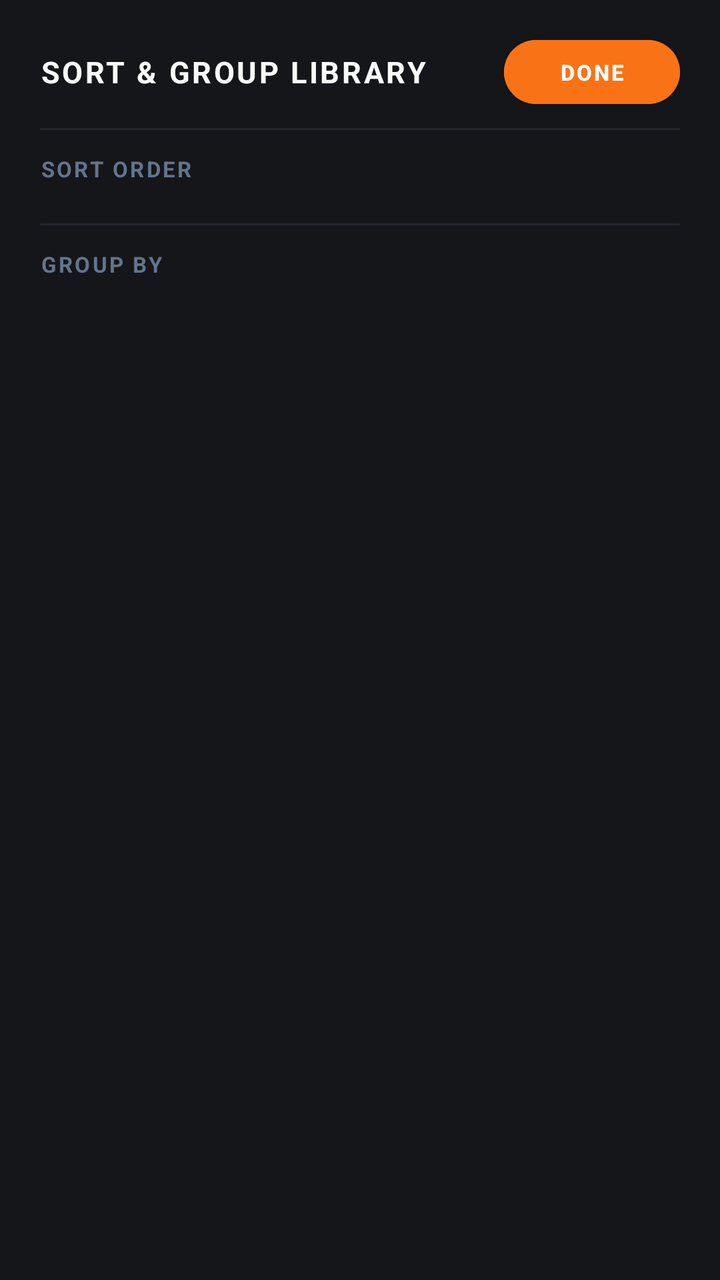
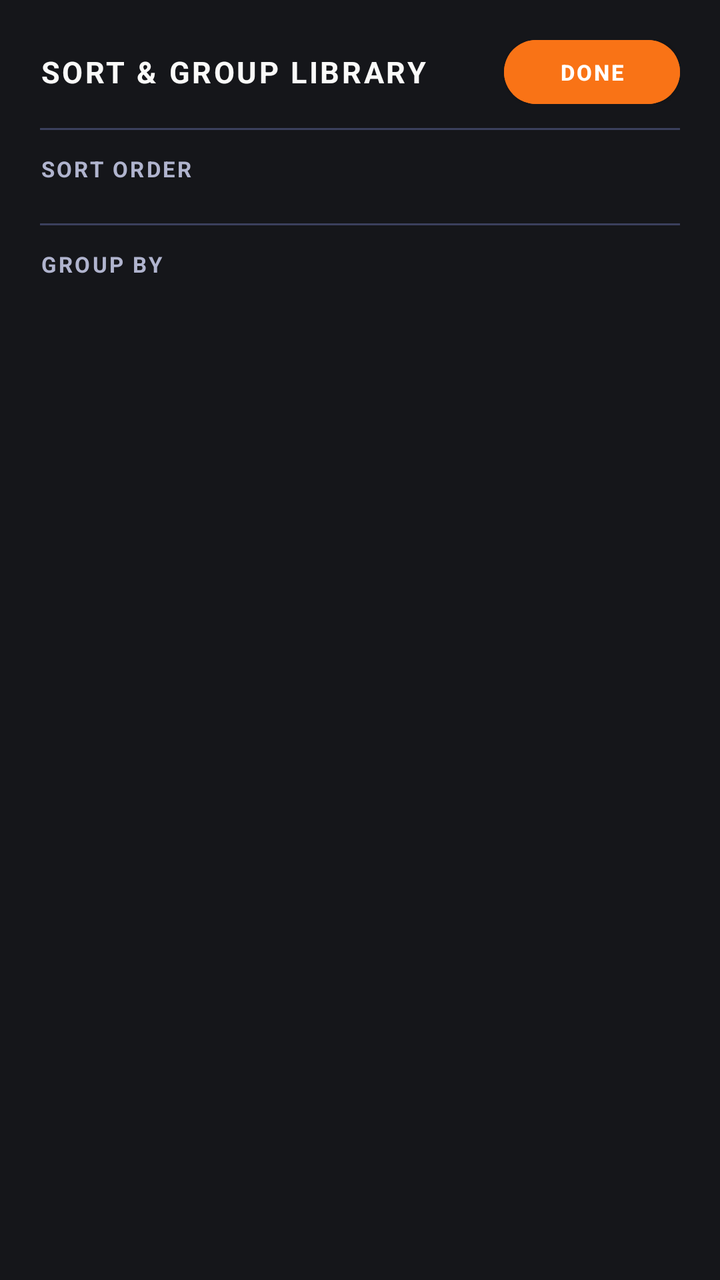

Screens rendered from an Android XML layout before and after an edit, with the pre-edit source and the edit as a unified diff.
<!-- AndroidManifest.xml: application theme Theme.Spindle -->
<!-- res/layout/dialog_sort_group.xml -->
<?xml version="1.0" encoding="utf-8"?>
<LinearLayout
    xmlns:android="http://schemas.android.com/apk/res/android"
    xmlns:app="http://schemas.android.com/apk/res-auto"
    android:layout_width="match_parent"
    android:layout_height="wrap_content"
    android:orientation="vertical"
    android:background="#15161A"
    android:padding="20dp">

    
    <LinearLayout
        android:layout_width="match_parent"
        android:layout_height="wrap_content"
        android:orientation="horizontal"
        android:gravity="center_vertical">

        <TextView
            android:layout_width="0dp"
            android:layout_height="wrap_content"
            android:layout_weight="1"
            android:text="SORT &amp; GROUP LIBRARY"
            android:textColor="@color/text_primary"
            android:textSize="15sp"
            android:textStyle="bold"
            android:letterSpacing="0.08" />

        <Button
            android:id="@+id/btnDoneSort"
            android:layout_width="wrap_content"
            android:layout_height="32dp"
            android:text="DONE"
            android:textSize="11sp"
            android:textStyle="bold"
            android:textColor="@color/white"
            android:backgroundTint="@color/wm2_red"
            android:paddingHorizontal="14dp"
            android:insetTop="0dp"
            android:insetBottom="0dp"
            app:cornerRadius="16dp" />
    </LinearLayout>

    <View
        android:layout_width="match_parent"
        android:layout_height="1dp"
        android:background="#24262E"
        android:layout_marginVertical="12dp" />

    
    <TextView
        android:layout_width="wrap_content"
        android:layout_height="wrap_content"
        android:text="SORT ORDER"
        android:textColor="#64748B"
        android:textSize="11sp"
        android:textStyle="bold"
        android:letterSpacing="0.1" />

    <RadioGroup
        android:id="@+id/radioGroupSort"
        android:layout_width="match_parent"
        android:layout_height="wrap_content"
        android:layout_marginTop="8dp" />

    <View
        android:layout_width="match_parent"
        android:layout_height="1dp"
        android:background="#24262E"
        android:layout_marginVertical="12dp" />

    
    <TextView
        android:layout_width="wrap_content"
        android:layout_height="wrap_content"
        android:text="GROUP BY"
        android:textColor="#64748B"
        android:textSize="11sp"
        android:textStyle="bold"
        android:letterSpacing="0.1" />

    <RadioGroup
        android:id="@+id/radioGroupGroup"
        android:layout_width="match_parent"
        android:layout_height="wrap_content"
        android:layout_marginTop="8dp" />

</LinearLayout>
<!-- resources referenced by this layout -->
<resources>
  <color name="text_primary">#FAFAF9</color>
  <color name="white">#FFFFFFFF</color>
  <color name="wm2_red">#F97316</color>
  <style name="Theme.Spindle" parent="Theme.MaterialComponents.DayNight.NoActionBar">
          <item name="colorPrimary">@color/wm2_red</item>
          <item name="colorPrimaryVariant">@color/wm2_red_dark</item>
          <item name="colorOnPrimary">@color/white</item>
          <item name="colorSecondary">@color/wm2_silver_dial</item>
          <item name="colorSecondaryVariant">@color/wm2_bezel_black</item>
          <item name="colorOnSecondary">@color/black</item>
          <item name="android:statusBarColor">@color/surface_dark</item>
          <item name="android:navigationBarColor">@color/surface_dark</item>
          <item name="android:windowBackground">@color/surface_dark</item>
      </style>
  <color name="wm2_red_dark">#EA580C</color>
  <color name="wm2_silver_dial">#FAFAF9</color>
  <color name="wm2_bezel_black">#2A2E45</color>
  <color name="black">#FF000000</color>
  <color name="surface_dark">#2A2E45</color>
</resources>

<!-- the commit's change to res/layout/dialog_sort_group.xml (unified diff, before → after) -->
@@ -5,7 +5,7 @@
     android:layout_width="match_parent"
     android:layout_height="wrap_content"
     android:orientation="vertical"
-    android:background="#15161A"
+    android:background="@color/surface_container"
     android:padding="20dp">
 
     
@@ -19,7 +19,7 @@
             android:layout_width="0dp"
             android:layout_height="wrap_content"
             android:layout_weight="1"
-            android:text="SORT &amp; GROUP LIBRARY"
+            android:text="@string/dialog_sort_group_title"
             android:textColor="@color/text_primary"
             android:textSize="15sp"
             android:textStyle="bold"
@@ -29,11 +29,11 @@
             android:id="@+id/btnDoneSort"
             android:layout_width="wrap_content"
             android:layout_height="32dp"
-            android:text="DONE"
+            android:text="@string/action_done"
             android:textSize="11sp"
             android:textStyle="bold"
             android:textColor="@color/white"
-            android:backgroundTint="@color/wm2_red"
+            android:backgroundTint="@color/brand_orange"
             android:paddingHorizontal="14dp"
             android:insetTop="0dp"
             android:insetBottom="0dp"
@@ -43,15 +43,15 @@
     <View
         android:layout_width="match_parent"
         android:layout_height="1dp"
-        android:background="#24262E"
+        android:background="@color/divider"
         android:layout_marginVertical="12dp" />
 
     
     <TextView
         android:layout_width="wrap_content"
         android:layout_height="wrap_content"
-        android:text="SORT ORDER"
-        android:textColor="#64748B"
+        android:text="@string/section_sort_order"
+        android:textColor="@color/text_secondary"
         android:textSize="11sp"
         android:textStyle="bold"
         android:letterSpacing="0.1" />
@@ -65,15 +65,15 @@
     <View
         android:layout_width="match_parent"
         android:layout_height="1dp"
-        android:background="#24262E"
+        android:background="@color/divider"
         android:layout_marginVertical="12dp" />
 
     
     <TextView
         android:layout_width="wrap_content"
         android:layout_height="wrap_content"
-        android:text="GROUP BY"
-        android:textColor="#64748B"
+        android:text="@string/section_group_by"
+        android:textColor="@color/text_secondary"
         android:textSize="11sp"
         android:textStyle="bold"
         android:letterSpacing="0.1" />
<!-- resource entries referenced after the edit -->
@@ -1,22 +1,30 @@
 <!-- resources referenced by this layout -->
 <resources>
+  <color name="brand_orange">#F97316</color>
+  <color name="divider">#3B405D</color>
+  <color name="surface_container">#15161A</color>
   <color name="text_primary">#FAFAF9</color>
+  <color name="text_secondary">#B0B4CE</color>
   <color name="white">#FFFFFFFF</color>
-  <color name="wm2_red">#F97316</color>
+  <string name="action_done">DONE</string>
+  <string name="dialog_sort_group_title">SORT &amp; GROUP LIBRARY</string>
+  <string name="section_group_by">GROUP BY</string>
+  <string name="section_sort_order">SORT ORDER</string>
   <style name="Theme.Spindle" parent="Theme.MaterialComponents.DayNight.NoActionBar">
-          <item name="colorPrimary">@color/wm2_red</item>
-          <item name="colorPrimaryVariant">@color/wm2_red_dark</item>
+          <item name="colorPrimary">@color/metal81_red</item>
+          <item name="colorPrimaryVariant">@color/metal81_red_dark</item>
           <item name="colorOnPrimary">@color/white</item>
-          <item name="colorSecondary">@color/wm2_silver_dial</item>
-          <item name="colorSecondaryVariant">@color/wm2_bezel_black</item>
+          <item name="colorSecondary">@color/metal81_silver_dial</item>
+          <item name="colorSecondaryVariant">@color/metal81_bezel_black</item>
           <item name="colorOnSecondary">@color/black</item>
           <item name="android:statusBarColor">@color/surface_dark</item>
           <item name="android:navigationBarColor">@color/surface_dark</item>
           <item name="android:windowBackground">@color/surface_dark</item>
       </style>
-  <color name="wm2_red_dark">#EA580C</color>
-  <color name="wm2_silver_dial">#FAFAF9</color>
-  <color name="wm2_bezel_black">#2A2E45</color>
+  <color name="metal81_red">#F97316</color>
+  <color name="metal81_red_dark">#EA580C</color>
+  <color name="metal81_silver_dial">#FAFAF9</color>
+  <color name="metal81_bezel_black">#2A2E45</color>
   <color name="black">#FF000000</color>
   <color name="surface_dark">#2A2E45</color>
 </resources>
